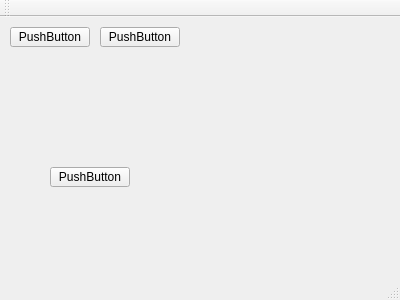
Old version of the form stm32_isp/mainwindow.ui in the repository zhuangzuoyi/stm32_isp.
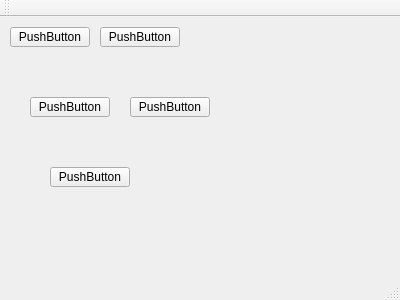
New version of the form.

Commit message: write cmd success

What changed in the file:
```diff
--- a/stm32_isp/mainwindow.ui
+++ b/stm32_isp/mainwindow.ui
@@ -53,6 +53,32 @@
      <string>PushButton</string>
     </property>
    </widget>
+   <widget class="QPushButton" name="pushButton_4">
+    <property name="geometry">
+     <rect>
+      <x>30</x>
+      <y>80</y>
+      <width>80</width>
+      <height>20</height>
+     </rect>
+    </property>
+    <property name="text">
+     <string>PushButton</string>
+    </property>
+   </widget>
+   <widget class="QPushButton" name="pushButton_5">
+    <property name="geometry">
+     <rect>
+      <x>130</x>
+      <y>80</y>
+      <width>80</width>
+      <height>20</height>
+     </rect>
+    </property>
+    <property name="text">
+     <string>PushButton</string>
+    </property>
+   </widget>
   </widget>
   <widget class="QMenuBar" name="menuBar">
    <property name="geometry">
```
The commit also changes 2 other files.
